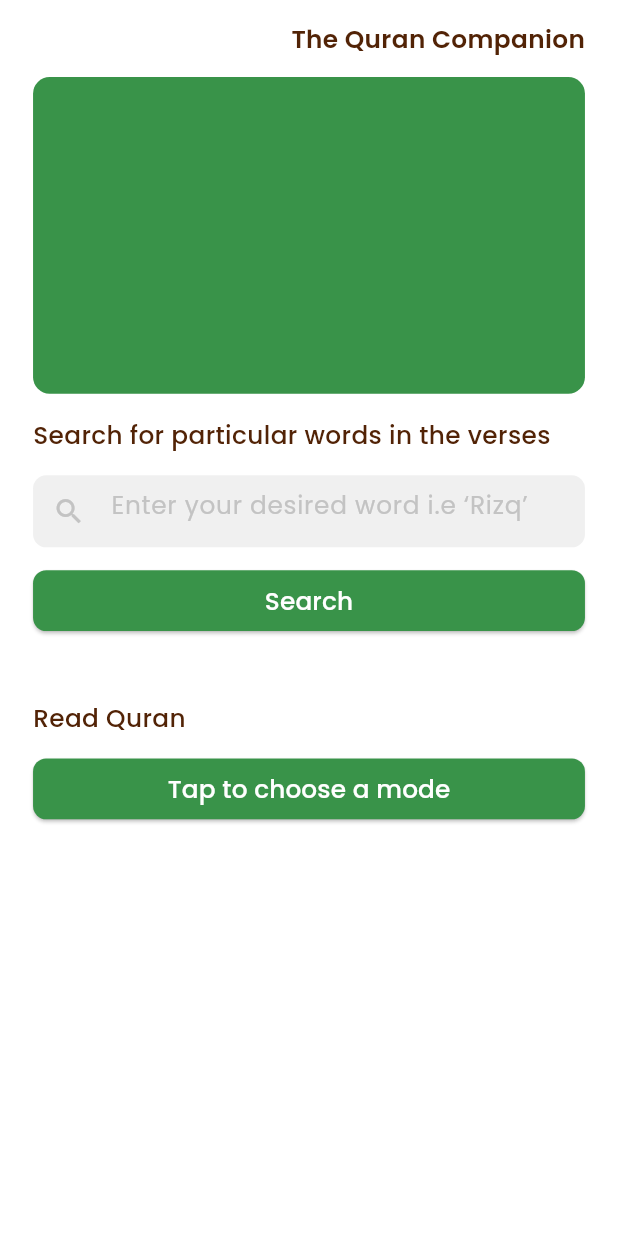
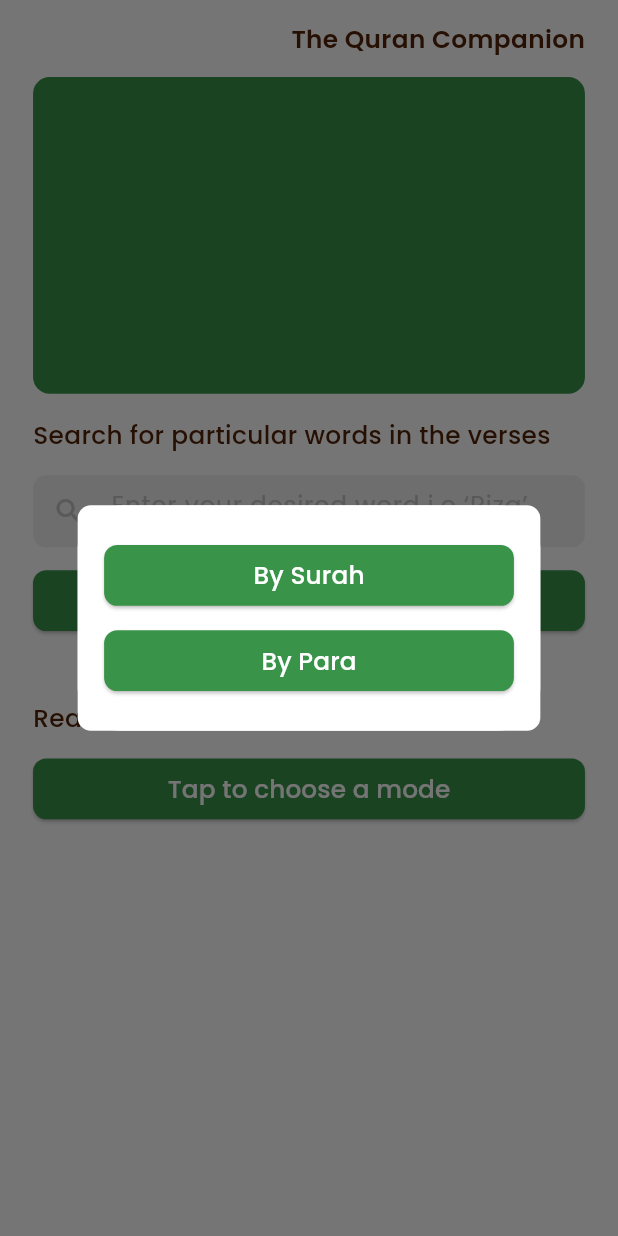
Before and after one commit to ayekaun-inc/Quran-Companion, a Flutter app: the screen it shows after launch, after a tap on "Tap to choose a mode", on a phone screen of 412 x 824 dp. Run offline on Flutter 3.47's test engine with Material 3 defaults, Android fonts, the phone set to English and light mode, and no system bars; our stand-ins replace flutter_svg, get_it, shared_preferences, stacked, stacked_services.

Commit message:
Add 'Reading Mode Options Dialog'

```diff
--- a/app/lib/global/setup/dialog_setup.dart
+++ b/app/lib/global/setup/dialog_setup.dart
@@ -1 +1,20 @@
+import 'package:app/global/widgets/dialogs/options_dialog/options_dialog.dart';
+import 'package:app/services_locator.dart';
+import 'package:stacked_services/stacked_services.dart';
+
 enum DialogType { options }
+
+void setupDialogUI() {
+  final DialogService dialogService = locator<DialogService>();
+
+  final builders = {
+    DialogType.options: (context, sheetRequest, completer) {
+      return OptionsDialog(
+        request: sheetRequest,
+        completer: completer,
+      );
+    },
+  };
+
+  dialogService.registerCustomDialogBuilders(builders);
+}
--- a/app/lib/global/utils/routes.dart
+++ b/app/lib/global/utils/routes.dart
@@ -1,9 +1,13 @@
 import 'package:app/home/home_view.dart';
+import 'package:app/para_list/para_list_view.dart';
 import 'package:app/splash/splash_view.dart';
+import 'package:app/surah_list/surah_list_view.dart';
 import 'package:flutter/material.dart';
 
 const String splashView = '/splash';
 const String homeView = '/home';
+const String surahListView = '/surahList';
+const String paraListView = '/paraList';
 
 class RoutesPath {
   static MaterialPageRoute<dynamic> generateRoute(RouteSettings settings) {
@@ -12,6 +16,10 @@ class RoutesPath {
         return MaterialPageRoute(builder: (context) => const SplashView());
       case homeView:
         return MaterialPageRoute(builder: (context) => const HomeView());
+      case surahListView:
+        return MaterialPageRoute(builder: (context) => const SurahListView());
+      case paraListView:
+        return MaterialPageRoute(builder: (context) => const ParaListView());
       default:
         return MaterialPageRoute(builder: (context) => const SplashView());
     }
--- /dev/null
+++ b/app/lib/global/widgets/dialogs/options_dialog/options_dialog.dart
@@ -0,0 +1,49 @@
+import 'package:app/global/widgets/dialogs/options_dialog/options_dialog_data.dart';
+import 'package:app/global/services/size_helper_service.dart';
+import 'package:app/global/themes/colors.dart';
+import 'package:app/global/widgets/custom_elevated_button.dart';
+import 'package:app/global/widgets/vertical_gap.dart';
+import 'package:flutter/material.dart';
+import 'package:stacked_services/stacked_services.dart';
+
+class OptionsDialog extends StatelessWidget {
+  final DialogRequest request;
+  final void Function(DialogResponse<void>) completer;
+  const OptionsDialog({
+    super.key,
+    required this.request,
+    required this.completer,
+  });
+
+  @override
+  Widget build(BuildContext context) {
+    OptionsDialogData data = request.data;
+    return Dialog(
+      child: Container(
+        width: 280.w,
+        decoration: BoxDecoration(
+          color: white,
+          borderRadius: BorderRadius.circular(8.r),
+        ),
+        padding: EdgeInsets.symmetric(
+          horizontal: 16.w,
+          vertical: 24.w,
+        ),
+        child: Column(
+          mainAxisSize: MainAxisSize.min,
+          children: [
+            CustomElevatedButton(
+              label: data.option1,
+              onPressed: data.onOption1Pressed,
+            ),
+            const VerticalGap(16),
+            CustomElevatedButton(
+              label: data.option2,
+              onPressed: data.onOption2Pressed,
+            ),
+          ],
+        ),
+      ),
+    );
+  }
+}
--- /dev/null
+++ b/app/lib/global/widgets/dialogs/options_dialog/options_dialog_data.dart
@@ -0,0 +1,15 @@
+import 'package:flutter/material.dart';
+
+class OptionsDialogData {
+  final String option1;
+  final String option2;
+  final VoidCallback? onOption1Pressed;
+  final VoidCallback? onOption2Pressed;
+
+  OptionsDialogData({
+    required this.option1,
+    required this.option2,
+    required this.onOption1Pressed,
+    required this.onOption2Pressed,
+  });
+}
--- a/app/lib/home/home_view_model.dart
+++ b/app/lib/home/home_view_model.dart
@@ -1,9 +1,16 @@
+import 'package:app/global/widgets/dialogs/options_dialog/options_dialog_data.dart';
+import 'package:app/global/setup/dialog_setup.dart';
+import 'package:app/global/utils/routes.dart';
+import 'package:app/services_locator.dart';
 import 'package:stacked/stacked.dart';
+import 'package:stacked_services/stacked_services.dart';
 
 class HomeViewModel extends BaseViewModel {
+  final DialogService _dialogService = locator<DialogService>();
+  final NavigationService _navigationService = locator<NavigationService>();
+
   String _searchText = '';
   String get searchText => _searchText;
-
   void onSearchTextChange(String? text) {
     if (text != null) _searchText = text;
   }
@@ -12,7 +19,25 @@ class HomeViewModel extends BaseViewModel {
     // TODO: Add search logic
   }
 
-  void onReadQuranPressed() {
-    // TODO: Add dialog logic
+  Future<void> onReadQuranPressed() async {
+    await showReadingModeOptionsDialog();
+  }
+
+  Future<void> showReadingModeOptionsDialog() async {
+    await _dialogService.showCustomDialog(
+      barrierDismissible: true,
+      variant: DialogType.options,
+      data: OptionsDialogData(
+        option1: 'By Surah',
+        option2: 'By Para',
+        onOption1Pressed: () => onReadingModePressed(surahListView),
+        onOption2Pressed: () => onReadingModePressed(paraListView),
+      ),
+    );
+  }
+
+  void onReadingModePressed(String route) {
+    _navigationService.back();
+    _navigationService.navigateTo(route);
   }
 }
--- a/app/lib/main.dart
+++ b/app/lib/main.dart
@@ -1,3 +1,4 @@
+import 'package:app/global/setup/dialog_setup.dart';
 import 'package:app/global/setup/local_storage_setup.dart';
 import 'package:app/global/utils/ui_helpers.dart';
 import 'package:app/services_locator.dart';
@@ -8,6 +9,7 @@ Future<void> main() async {
   WidgetsFlutterBinding.ensureInitialized();
   await LocalStorage.initializeSharedPreferences();
   await setUpServiceLocator();
+  setupDialogUI();
   setStatusBarTransparent();
   runApp(const App());
 }
--- /dev/null
+++ b/app/lib/para_list/para_list_view_model.dart
@@ -0,0 +1,3 @@
+import 'package:stacked/stacked.dart';
+
+class ParaListViewModel extends BaseViewModel {}
--- /dev/null
+++ b/app/lib/surah_list/surah_list_view_model.dart
@@ -0,0 +1,3 @@
+import 'package:stacked/stacked.dart';
+
+class SurahListViewModel extends BaseViewModel {}
```
Also changed, not shown: app/lib/para_list/para_list_view.dart (added, +21 -0 lines), app/lib/surah_list/surah_list_view.dart (added, +21 -0 lines).
